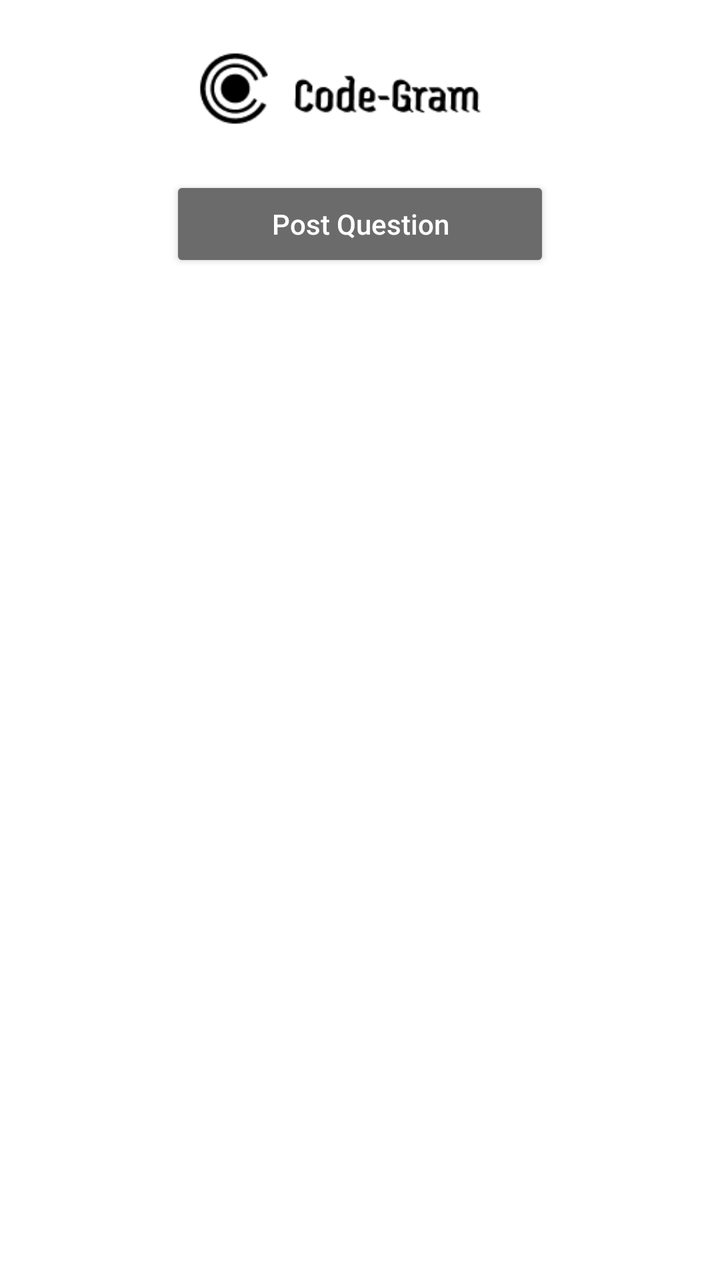
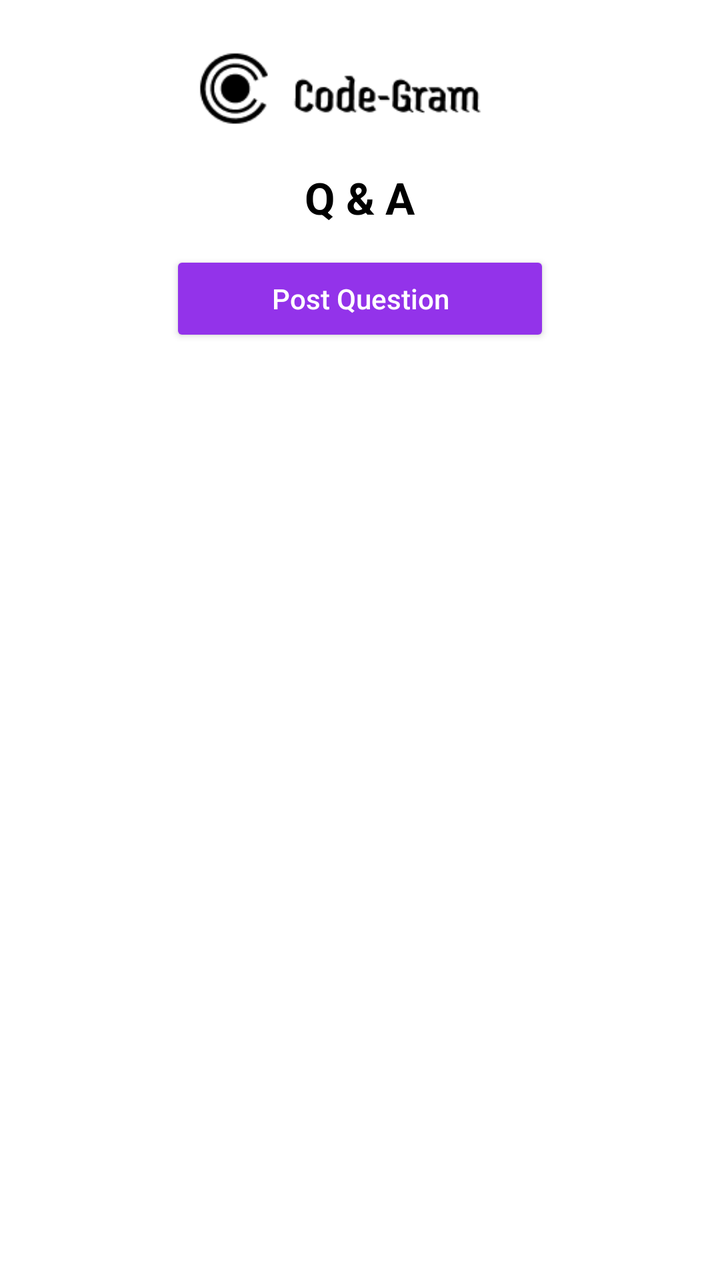

Two renders of the same Android screen: before a commit and after it. Below are the layout's source before the change and the commit's diff.
<!-- AndroidManifest.xml: application theme Theme.Ser210finalclient -->
<!-- res/layout/fragment_question.xml -->
<?xml version="1.0" encoding="utf-8"?>
<ScrollView xmlns:android="http://schemas.android.com/apk/res/android"
    android:layout_width="match_parent"
    android:layout_height="match_parent"
    android:background="@color/screen_background">

    <LinearLayout
        android:layout_width="match_parent"
        android:layout_height="wrap_content"
        android:orientation="vertical"
        android:padding="16dp">

        <ImageView
            android:layout_width="220dp"
            android:layout_height="60dp"
            android:layout_gravity="center_horizontal"
            android:adjustViewBounds="true"
            android:contentDescription="@string/app_name"
            android:src="@drawable/top_bar_logo" />

        <Button
            android:id="@+id/postQuestionButton"
            android:layout_width="190dp"
            android:layout_height="48dp"
            android:layout_gravity="center_horizontal"
            android:layout_marginTop="12dp"
            android:backgroundTint="#6B6B6B"
            android:text="Post Question"
            android:textAllCaps="false"
            android:textColor="#FFFFFF" />

        <LinearLayout
            android:id="@+id/postQuestionComposerContainer"
            android:layout_width="match_parent"
            android:layout_height="wrap_content"
            android:layout_marginTop="12dp"
            android:orientation="vertical"
            android:visibility="gone">

            <EditText
                android:id="@+id/questionInput"
                android:layout_width="match_parent"
                android:layout_height="120dp"
                android:background="@color/card_background"
                android:gravity="top"
                android:hint="Write your question"
                android:padding="10dp"
                android:textColor="@color/primary_text"
                android:textColorHint="@color/secondary_text" />

            <LinearLayout
                android:layout_width="match_parent"
                android:layout_height="wrap_content"
                android:layout_marginTop="8dp"
                android:gravity="center_horizontal"
                android:orientation="horizontal">

                <Button
                    android:id="@+id/postQuestionNowButton"
                    android:layout_width="120dp"
                    android:layout_height="40dp"
                    android:backgroundTint="#6B6B6B"
                    android:text="Post now"
                    android:textAllCaps="false"
                    android:textColor="#FFFFFF" />

                <Button
                    android:id="@+id/cancelQuestionButton"
                    android:layout_width="100dp"
                    android:layout_height="40dp"
                    android:layout_marginStart="8dp"
                    android:backgroundTint="#6B6B6B"
                    android:text="Cancel"
                    android:textAllCaps="false"
                    android:textColor="#FFFFFF" />
            </LinearLayout>
        </LinearLayout>

        <LinearLayout
            android:id="@+id/questionFeedContainer"
            android:layout_width="match_parent"
            android:layout_height="wrap_content"
            android:layout_marginTop="16dp"
            android:orientation="vertical" />
    </LinearLayout>
</ScrollView>
<!-- resources referenced by this layout -->
<resources>
  <color name="card_background">#FFF2F2F2</color>
  <color name="primary_text">#FF000000</color>
  <color name="screen_background">#FFFFFFFF</color>
  <color name="secondary_text">#FF333333</color>
  <!-- drawable top_bar_logo (drawable) -->
  <?xml version="1.0" encoding="utf-8"?>
  <bitmap xmlns:android="http://schemas.android.com/apk/res/android"
      android:gravity="center"
      android:src="@drawable/top_bar_logo_light" />
  <string name="app_name">ser210-final-client</string>
  <style name="Theme.Ser210finalclient" parent="Theme.MaterialComponents.DayNight.NoActionBar" />
  <!-- drawable top_bar_logo_light: png bitmap (drawable, 2796 bytes) -->
</resources>

<!-- the commit's change to res/layout/fragment_question.xml (unified diff, before → after) -->
@@ -18,16 +18,26 @@
             android:contentDescription="@string/app_name"
             android:src="@drawable/top_bar_logo" />
 
+        <TextView
+            android:layout_width="wrap_content"
+            android:layout_height="wrap_content"
+            android:layout_gravity="center_horizontal"
+            android:layout_marginTop="8dp"
+            android:text="Q &amp; A"
+            android:textColor="@color/primary_text"
+            android:textSize="22sp"
+            android:textStyle="bold" />
+
         <Button
             android:id="@+id/postQuestionButton"
             android:layout_width="190dp"
             android:layout_height="48dp"
             android:layout_gravity="center_horizontal"
             android:layout_marginTop="12dp"
-            android:backgroundTint="#6B6B6B"
+            android:backgroundTint="@color/brand_purple_button"
             android:text="Post Question"
             android:textAllCaps="false"
-            android:textColor="#FFFFFF" />
+            android:textColor="@color/white" />
 
         <LinearLayout
             android:id="@+id/postQuestionComposerContainer"
@@ -59,10 +69,10 @@
                     android:id="@+id/postQuestionNowButton"
                     android:layout_width="120dp"
                     android:layout_height="40dp"
-                    android:backgroundTint="#6B6B6B"
+                    android:backgroundTint="@color/brand_purple_button"
                     android:text="Post now"
                     android:textAllCaps="false"
-                    android:textColor="#FFFFFF" />
+                    android:textColor="@color/white" />
 
                 <Button
                     android:id="@+id/cancelQuestionButton"
<!-- resource entries referenced after the edit -->
@@ -1,9 +1,11 @@
 <!-- resources referenced by this layout -->
 <resources>
+  <color name="brand_purple_button">#FF9333EA</color>
   <color name="card_background">#FFF2F2F2</color>
   <color name="primary_text">#FF000000</color>
   <color name="screen_background">#FFFFFFFF</color>
   <color name="secondary_text">#FF333333</color>
+  <color name="white">#FFFFFFFF</color>
   <!-- drawable top_bar_logo (drawable) -->
   <?xml version="1.0" encoding="utf-8"?>
   <bitmap xmlns:android="http://schemas.android.com/apk/res/android"
